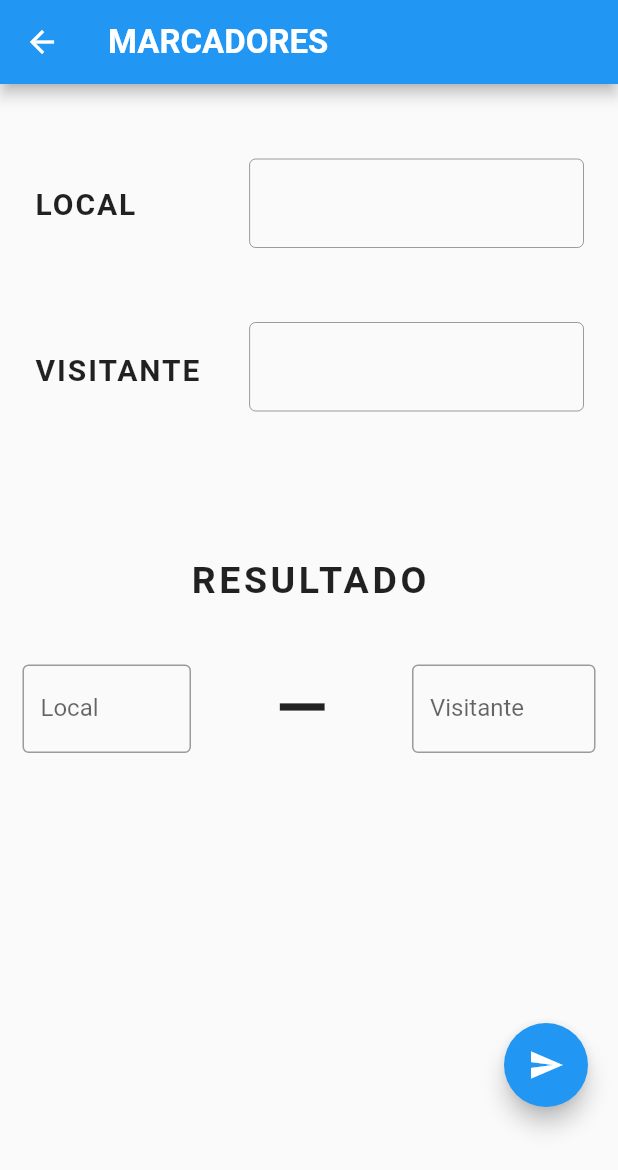
After one commit to PereReynes19/AvistaSport, a Flutter app: the Marcadores screen opened directly, after a tap on the "send" icon, on a phone screen of 412 x 824 dp. The commit adds this screen. Shown: the top 1170 px of the screen. Run offline on Flutter 3.47's test engine with Material 2 defaults, Android fonts, the phone set to English and light mode, and no system bars; our stand-ins replace shared_preferences; accounts and stored records are empty; network calls fail; Roboto replaces fonts that are missing (Arial); statements that could not run were skipped.

Commit message:
Apartado de Marcadores acabado, se añaden los resultados a la base de datos correctamente

```diff
--- /dev/null
+++ b/lib/Controllers/marcadoresController.dart
@@ -0,0 +1,208 @@
+import 'dart:convert';
+
+import 'package:flutter/material.dart';
+import 'package:flutter/services.dart';
+import 'package:flutter_app/Preferences/user_preferences.dart';
+
+import 'package:http/http.dart' as http;
+
+import 'package:flutter_app/pages/marcadores_page.dart';
+import 'package:flutter_app/Controllers/text_Editing_Controller.dart';
+import 'package:flutter_app/pages/eventos_page.dart';
+
+class MarcadoresController extends State<Marcadores> {
+  TextoController cargarLista;
+  final prefs = new PreferenciasUsuario();
+
+  final resLocal = TextEditingController();
+  final resVisitante = TextEditingController();
+  String resultadoLocal, resultadoRival, ids;
+  List events;
+
+  updateResult() async {
+    resultadoLocal = resLocal.text.toString();
+    resultadoRival = resVisitante.text.toString();
+    ids = widget.id;
+    //events = (await cargarLista.downloadJSON());
+    //print(events);
+    final url =
+        "http://172.20.101.245/test/resultado.php?resLocal=$resultadoLocal&resVisitante=$resultadoRival&id=$ids";
+    final resp = await http.get(url);
+    print(resp);
+  }
+
+  @override
+  Widget build(BuildContext context) {
+    return Scaffold(
+      appBar: AppBar(
+        title: Text(
+          "MARCADORES",
+          style: TextStyle(
+              fontFamily: 'Arial', fontSize: 22, fontWeight: FontWeight.bold),
+        ),
+      ),
+      body: SingleChildScrollView(
+        child: Column(
+          crossAxisAlignment: CrossAxisAlignment.center,
+          children: [
+            Padding(
+              padding: const EdgeInsets.all(8.0),
+              child: Table(
+                columnWidths: {
+                  0: FractionColumnWidth(0.4),
+                  1: FractionColumnWidth(0.6),
+                },
+                children: [
+                  TableRow(children: <Widget>[
+                    Padding(
+                      padding: const EdgeInsets.only(left: 15.0, top: 60.0),
+                      child: Text(
+                        "LOCAL",
+                        style: TextStyle(
+                            fontFamily: 'Arial',
+                            fontSize: 20,
+                            letterSpacing: 1.3,
+                            fontWeight: FontWeight.bold),
+                      ),
+                    ),
+                    Padding(
+                      padding: const EdgeInsets.only(right: 15.0, top: 42.0),
+                      child: TextField(
+                        enabled: false,
+                        decoration: InputDecoration(
+                            border: OutlineInputBorder(),
+                            labelText: widget.local,
+                            labelStyle: TextStyle(
+                                color: Colors.grey[600], fontSize: 16)),
+                      ),
+                    ),
+                  ]),
+                  TableRow(children: <Widget>[
+                    Padding(
+                      padding: const EdgeInsets.only(left: 15.0, top: 70.0),
+                      child: Text(
+                        "VISITANTE",
+                        style: TextStyle(
+                            fontFamily: 'Arial',
+                            fontSize: 20,
+                            letterSpacing: 1.3,
+                            fontWeight: FontWeight.bold),
+                      ),
+                    ),
+                    Padding(
+                      padding: const EdgeInsets.only(right: 15.0, top: 50.0),
+                      child: TextField(
+                        enabled: false,
+                        decoration: InputDecoration(
+                            border: OutlineInputBorder(
+                                borderSide: BorderSide(
+                                    color: Colors.black, width: 10.0)),
+                            labelText: widget.visitante,
+                            labelStyle: TextStyle(
+                                color: Colors.grey[600], fontSize: 16)),
+                      ),
+                    ),
+                  ]),
+                ],
+              ),
+            ),
+            Padding(
+              padding: const EdgeInsets.only(top: 90.0),
+              child: Text(
+                "RESULTADO",
+                style: TextStyle(
+                    fontFamily: 'Arial',
+                    fontSize: 25,
+                    letterSpacing: 2.4,
+                    fontWeight: FontWeight.bold),
+              ),
+            ),
+            Table(
+              children: [
+                TableRow(children: [
+                  Padding(
+                    padding:
+                        const EdgeInsets.only(left: 15.0, top: 42.0, right: 10),
+                    child: TextField(
+                      controller: resLocal,
+                      keyboardType: TextInputType.number,
+                      inputFormatters: <TextInputFormatter>[
+                        FilteringTextInputFormatter.allow(RegExp(r'[0-9]')),
+                      ],
+                      decoration: InputDecoration(
+                        border: OutlineInputBorder(
+                            borderSide:
+                                BorderSide(color: Colors.black, width: 20.0)),
+                        labelText: 'Local',
+                      ),
+                    ),
+                  ),
+                  Align(
+                    alignment: Alignment.topCenter,
+                    child: Padding(
+                        padding: const EdgeInsets.only(
+                            left: 1.0, top: 20.0, right: 10),
+                        child: Icon(
+                          Icons.minimize,
+                          size: 60,
+                        )),
+                  ),
+                  Padding(
+                    padding: const EdgeInsets.only(right: 15.0, top: 42.0),
+                    child: TextField(
+                      controller: resVisitante,
+                      keyboardType: TextInputType.number,
+                      inputFormatters: <TextInputFormatter>[
+                        FilteringTextInputFormatter.allow(RegExp(r'[0-9]')),
+                      ],
+                      decoration: InputDecoration(
+                        border: OutlineInputBorder(
+                            borderSide:
+                                BorderSide(color: Colors.black, width: 10.0)),
+                        labelText: 'Visitante',
+                      ),
+                    ),
+                  ),
+                ])
+              ],
+            ),
+            Padding(
+              padding: const EdgeInsets.only(top: 180.0, right: 20),
+              child: Align(
+                  alignment: Alignment.bottomRight,
+                  child: FloatingActionButton(
+                    onPressed: () async {
+                      updateResult();
+                      //Navigator.pop(context);
+                      List p = await downloadJSON(prefs.getGroupId);
+                      Navigator.push(
+                          context,
+                          MaterialPageRoute(
+                              builder: (context) =>
+                                  CustomEventosLV(eventos: p)));
+                    },
+                    child: Icon(Icons.send),
+                  )),
+            )
+          ],
+        ),
+      ),
+    );
+  }
+
+  Future<List<dynamic>> downloadJSON(groupId) async {
+    final jsonEndpoint =
+        "http://172.20.101.245/test/partidos.php?id=" + groupId;
+
+    final resp = await http.get(jsonEndpoint);
+    Map<String, dynamic> eventos = json.decode(resp.body);
+
+    if (eventos['result'] == '200') {
+      List<dynamic> datosEventos = json.decode(eventos['data'][0]);
+      return datosEventos;
+    } else {
+      return [];
+    }
+    //List<Map<String, dynamic>> eventos = new List<Map<String, dynamic>>.from(json.decode(resp.body));
+  }
+}
--- a/lib/main.dart
+++ b/lib/main.dart
@@ -17,7 +17,7 @@ void main() async {
 
   await prefs.initPrefs();
 
-  eventos = await lista.downloadJSON();
+  eventos = await lista.downloadJSON(prefs.getGroupId);
 
   if (prefs.getToken == '') {
     initialRoute = Login.routeName;
--- /dev/null
+++ b/lib/pages/marcadores_page.dart
@@ -0,0 +1,13 @@
+import 'package:flutter/material.dart';
+
+import 'package:flutter_app/Controllers/marcadoresController.dart';
+
+class Marcadores extends StatefulWidget {
+  final String local;
+  final String visitante;
+  final String id;
+
+  Marcadores({Key key, this.local, this.visitante, this.id}) : super(key: key);
+  @override
+  MarcadoresController createState() => MarcadoresController();
+}
```
Also changed, not shown: lib/Controllers/text_Editing_Controller.dart (+14 -9 lines), lib/pages/eventos_page.dart (+37 -24 lines), 1 other file.
